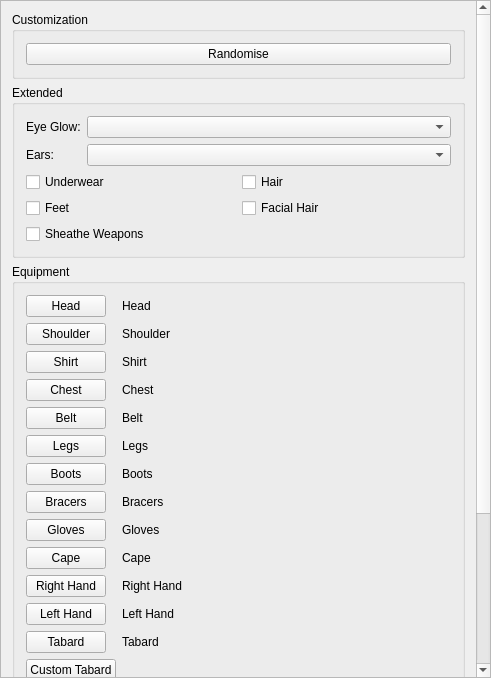
Frostshake/WMVx, file WMVx/CharacterControl.ui: the form before one commit.
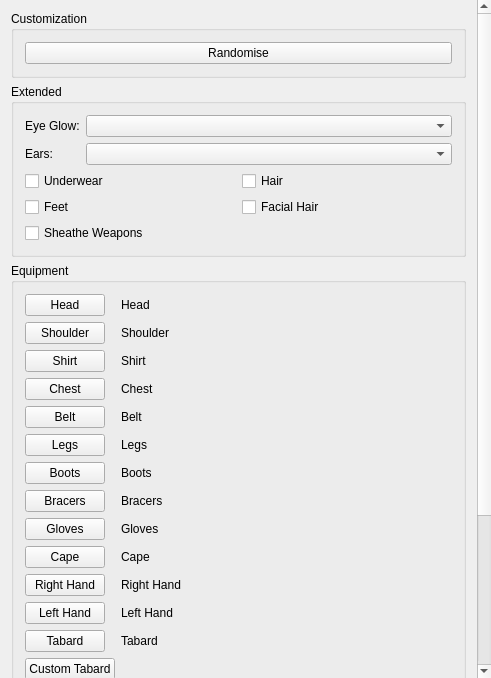
The form after the commit.

What changed in the file:
```diff
--- a/WMVx/CharacterControl.ui
+++ b/WMVx/CharacterControl.ui
@@ -28,6 +28,12 @@
    </property>
    <item>
     <widget class="QScrollArea" name="scrollArea">
+     <property name="frameShape">
+      <enum>QFrame::NoFrame</enum>
+     </property>
+     <property name="frameShadow">
+      <enum>QFrame::Plain</enum>
+     </property>
      <property name="widgetResizable">
       <bool>true</bool>
      </property>
@@ -36,8 +42,8 @@
        <rect>
         <x>0</x>
         <y>0</y>
-        <width>472</width>
-        <height>884</height>
+        <width>477</width>
+        <height>929</height>
        </rect>
       </property>
       <layout class="QVBoxLayout" name="verticalLayout_2">
```
